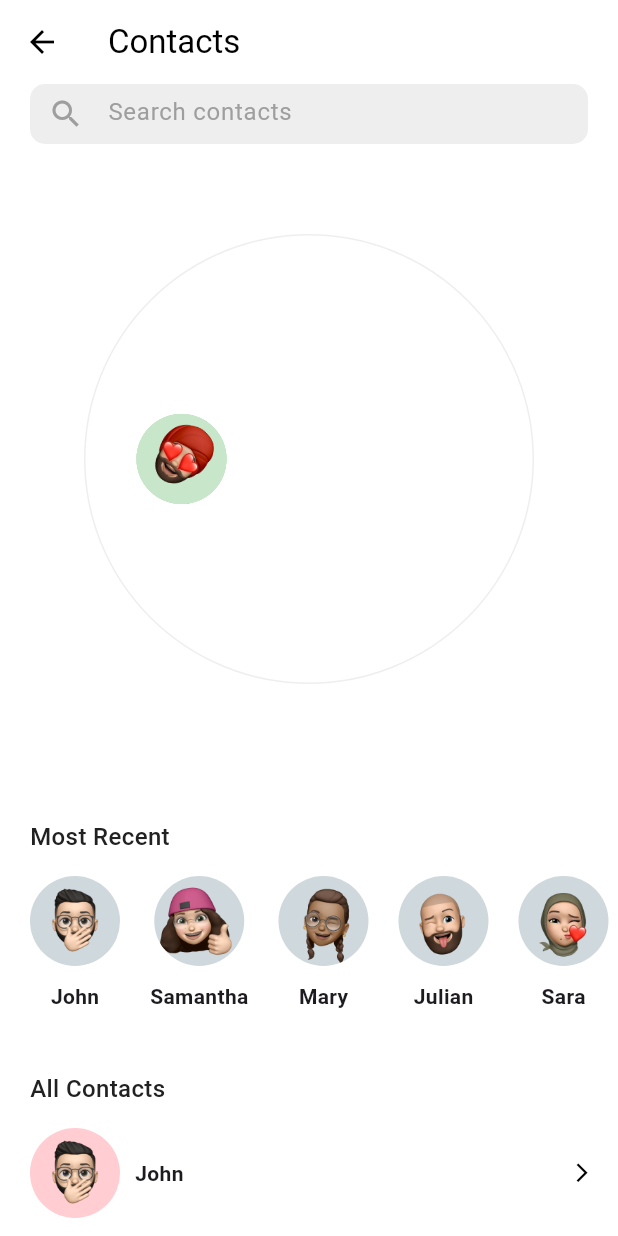
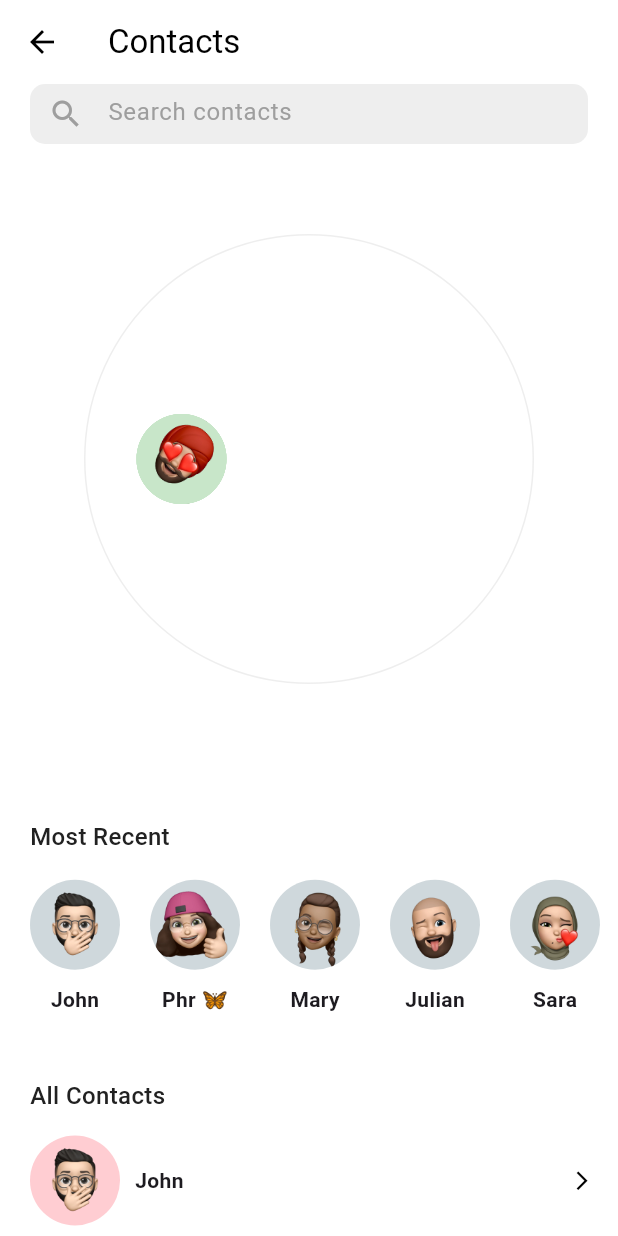
Before and after one commit to afgprogrammer/Flutter-wallet-app, a Flutter app: the ContactPage screen opened directly, on a phone screen of 412 x 824 dp. Run offline on Flutter 3.47's test engine with Material 3 defaults, Android fonts, the phone set to English and light mode, and no system bars; our stand-ins replace animate_do, bouncing_widget, flutter_advanced_drawer, iconsax; missing offline and left inert: align_positioned, pattern_formatter; network calls fail.

Commit message:
Fix design issue

```diff
--- a/lib/pages/contact.dart
+++ b/lib/pages/contact.dart
@@ -17,7 +17,7 @@ class _ContactPageState extends State<ContactPage> {
       'avatar': 'assets/images/avatar-1.png',
     },
     {
-      'name': 'Samantha',
+      'name': 'Phr 🦋',
       'avatar': 'assets/images/avatar-2.png',
     },
     {
@@ -131,7 +131,7 @@ class _ContactPageState extends State<ContactPage> {
               ),
             ),
             Container(
-              height: 90,
+              height: 95,
               padding: EdgeInsets.only(left: 20),
               child: ListView.builder(
                 scrollDirection: Axis.horizontal,
```
